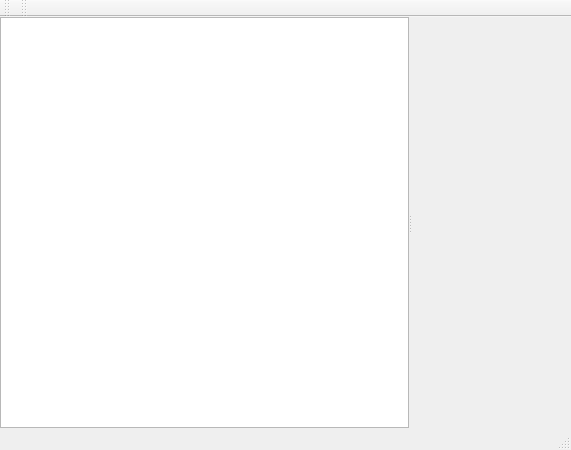
Old version of the form retroshare-gui/src/gui/MainWindow.ui in the repository RetroShare/RetroShare.
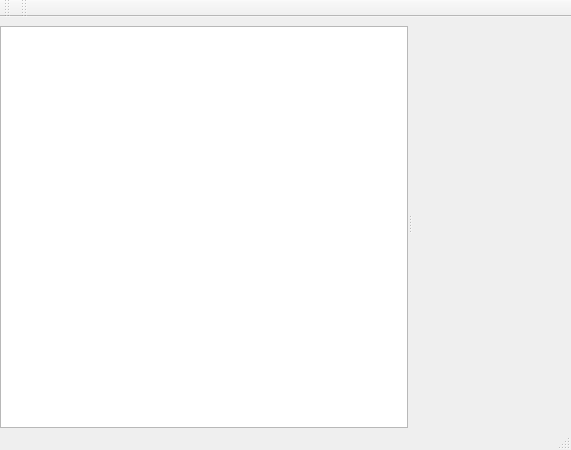
New version of the form. Icons and pictures are not drawn. Custom widgets are drawn as their Qt base class.

Commit message: Fixed the layout, to add a top morgin for the ListWidget

Diff of the .ui file:
```diff
--- a/retroshare-gui/src/gui/MainWindow.ui
+++ b/retroshare-gui/src/gui/MainWindow.ui
@@ -14,7 +14,7 @@
    <string notr="true">MainWindow</string>
   </property>
   <widget class="QWidget" name="centralwidget">
-   <layout class="QGridLayout" name="gridLayout">
+   <layout class="QGridLayout" name="gridLayout_2">
     <property name="margin">
      <number>0</number>
     </property>
@@ -23,9 +23,27 @@
       <property name="orientation">
        <enum>Qt::Horizontal</enum>
       </property>
-      <property name="handleWidth">
-       <number>2</number>
-      </property>
+      <widget class="QFrame" name="frame">
+       <property name="frameShape">
+        <enum>QFrame::NoFrame</enum>
+       </property>
+       <property name="frameShadow">
+        <enum>QFrame::Plain</enum>
+       </property>
+       <layout class="QGridLayout" name="gridLayout">
+        <property name="leftMargin">
+         <number>0</number>
+        </property>
+        <property name="rightMargin">
+         <number>0</number>
+        </property>
+        <property name="bottomMargin">
+         <number>0</number>
+        </property>
+        <property name="spacing">
+         <number>0</number>
+        </property>
+        <item row="0" column="0">
       <widget class="QListWidget" name="listWidget">
        <property name="minimumSize">
         <size>
@@ -75,6 +93,9 @@
        <property name="currentRow">
         <number>-1</number>
        </property>
+         </widget>
+        </item>
+       </layout>
       </widget>
       <widget class="MainPageStack" name="stackPages" native="true"/>
      </widget>
```
Lines whose indentation alone changed are shown as unchanged. The commit also changes 1 other file.
